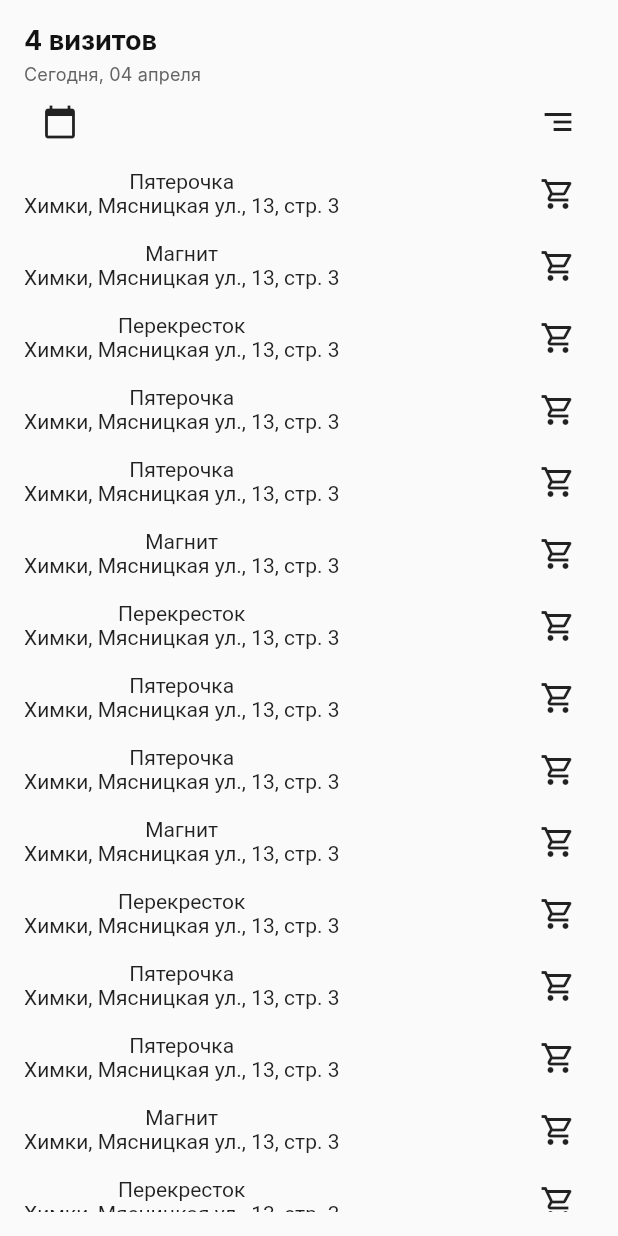
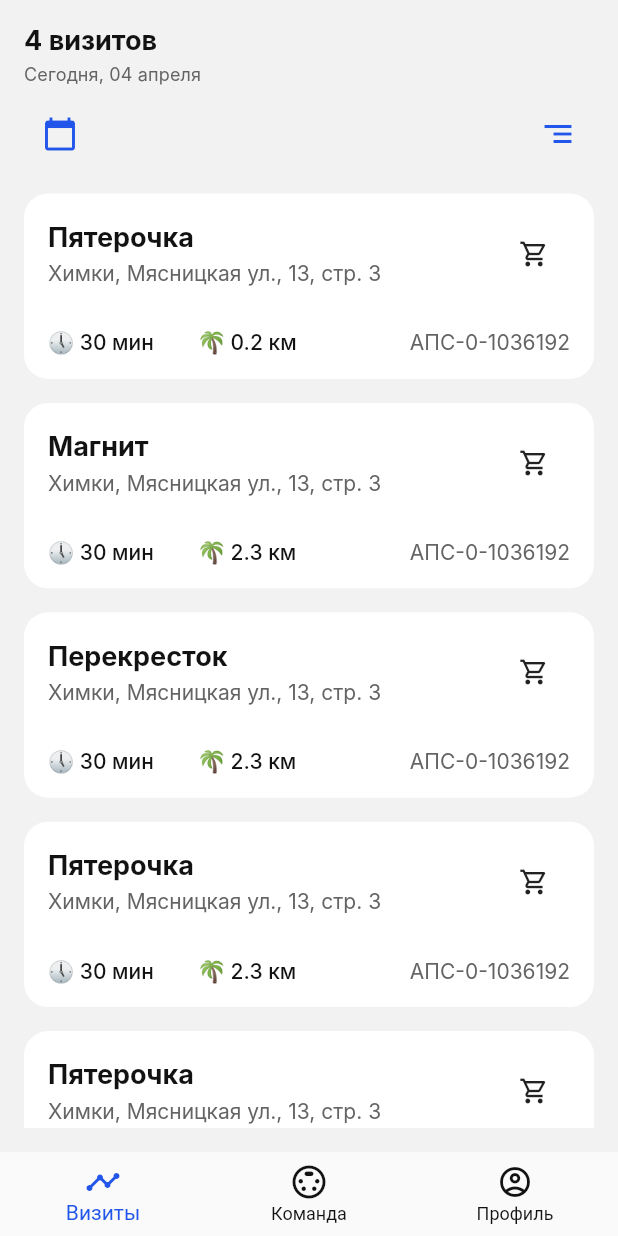
Before and after one commit to Sanjarbek17/test_app, a Flutter app: the screen it shows after launch, on a phone screen of 412 x 824 dp. Run offline on Flutter 3.47's test engine with Material 2 defaults, Android fonts, the phone set to English and light mode, and no system bars; our stand-ins replace flutter_toggle_tab; Roboto replaces fonts that are missing (Inter).

Commit message:
v1 version

```diff
--- a/lib/main.dart
+++ b/lib/main.dart
@@ -5,8 +5,7 @@ import './screens/main_screen.dart';
 import './providers/main_screen_provider.dart';
 
 void main() {
-  // use existing provider
-  runApp(MyApp());
+  runApp(const MyApp());
 }
 
 class MyApp extends StatelessWidget {
--- a/lib/providers/main_screen_provider.dart
+++ b/lib/providers/main_screen_provider.dart
@@ -56,3 +56,14 @@ class ProductProvider extends ChangeNotifier {
 
   // add more methods as needed
 }
+
+class BottomNavigationBarProvider with ChangeNotifier {
+  int _currentIndex = 0;
+
+  int get currentIndex => _currentIndex;
+
+  set currentIndex(int index) {
+    _currentIndex = index;
+    notifyListeners();
+  }
+}
--- a/lib/screens/main_screen.dart
+++ b/lib/screens/main_screen.dart
@@ -6,9 +6,11 @@ import 'package:intl/intl.dart';
 import 'package:intl/date_symbol_data_local.dart';
 
 import 'package:flutter_toggle_tab/flutter_toggle_tab.dart';
+import 'package:test_app/style/main_style.dart';
 
 import '../models/main_model.dart';
 import '../providers/main_screen_provider.dart';
+import '../style/constant.dart';
 
 class MainScreen extends StatefulWidget {
   const MainScreen({super.key});
@@ -32,6 +34,7 @@ class _MainScreenState extends State<MainScreen> {
             DateFormat("Сегодня, dd MMMM", "ru_RU").format(now);
 
         return MaterialApp(
+          theme: theme,
           debugShowCheckedModeBanner: false,
           home: Scaffold(
             body: SafeArea(
@@ -59,50 +62,126 @@ class _MainScreenState extends State<MainScreen> {
                       ],
                     ),
                     // navbar, switcher and icons
-                  Row(
+                    Padding(
+                      padding: const EdgeInsets.symmetric(vertical: 8.0),
+                      child: Row(
                         mainAxisAlignment: MainAxisAlignment.spaceBetween,
                         children: [
                           IconButton(
                             onPressed: () {},
-                        icon: const Icon(Icons.calendar_today),
+                            icon: Icon(Icons.calendar_today, color: dodgerBlue),
                           ),
                           IconButton(
                             onPressed: () {},
-                        icon: const Icon(Icons.segment),
+                            icon: Icon(Icons.segment, color: dodgerBlue),
                           )
                         ],
                       ),
-                  Expanded(child: ListView.builder(
+                    ),
+                    Expanded(
+                      child: ListView.builder(
                         itemBuilder: (context, index) {
                           return Container(
+                            decoration: BoxDecoration(
+                              borderRadius: BorderRadius.circular(16),
+                              color: Colors.white,
+                            ),
+                            padding: const EdgeInsets.all(16),
+                            margin: const EdgeInsets.symmetric(vertical: 8),
+                            height: MediaQuery.of(context).size.height * 0.15,
                             child: Column(
-                          children: [
-                            Row(
                               mainAxisAlignment: MainAxisAlignment.spaceBetween,
                               children: [
+                                // product name and address
+                                Row(
+                                  mainAxisAlignment:
+                                      MainAxisAlignment.spaceBetween,
+                                  children: [
                                     Column(
+                                      crossAxisAlignment:
+                                          CrossAxisAlignment.start,
                                       children: [
                                         Text(
-                                        products[index % products.length].name),
-                                    Text(products[index % products.length]
-                                        .address),
+                                          products[index % products.length]
+                                              .name,
+                                          style: Theme.of(context)
+                                              .textTheme
+                                              .titleLarge,
+                                        ),
+                                        const SizedBox(height: 4),
+                                        Text(
+                                          products[index % products.length]
+                                              .address,
+                                          style: Theme.of(context)
+                                              .textTheme
+                                              .bodySmall,
+                                        ),
                                       ],
                                     ),
+                                    // store type icons
                                     IconButton(
                                       onPressed: () {},
                                       icon: const Icon(
-                                        Icons.shopping_cart_outlined))
+                                          Icons.shopping_cart_outlined),
+                                      iconSize: 20.0,
+                                    )
+                                  ],
+                                ),
+                                // product time and distance
+                                Row(
+                                  mainAxisAlignment:
+                                      MainAxisAlignment.spaceBetween,
+                                  children: [
+                                    Row(children: [
+                                      Text(
+                                          '🕔 ${products[index % products.length].time.toString()} мин',
+                                          style: Theme.of(context)
+                                              .textTheme
+                                              .titleMedium),
+                                      const SizedBox(width: 30),
+                                      Text(
+                                        '🌴 ${products[index % products.length].distance.toString()} км',
+                                        style: Theme.of(context)
+                                            .textTheme
+                                            .titleMedium,
+                                      ),
+                                    ]),
+                                    Text(products[index % products.length].code,
+                                        style: Theme.of(context)
+                                            .textTheme
+                                            .bodySmall)
                                   ],
                                 )
                               ],
                             ),
                           );
                         },
-                  ))
+                      ),
+                    ),
                   ],
                 ),
               ),
-          )),
+            ),
+            bottomNavigationBar: BottomNavigationBar(
+              elevation: 0.0,
+              unselectedItemColor: black,
+              selectedItemColor: dodgerBlue,
+              items: const <BottomNavigationBarItem>[
+                BottomNavigationBarItem(
+                    icon: Icon(
+                      Icons.timeline_outlined,
+                    ),
+                    label: 'Визиты'),
+                BottomNavigationBarItem(
+                    icon: Icon(Icons.settings_input_svideo), label: 'Команда'),
+                BottomNavigationBarItem(
+                    icon: Icon(Icons.account_circle_outlined),
+                    label: 'Профиль'),
+              ],
+              currentIndex: 0,
+              onTap: (index) {},
+            ),
+          ),
         );
       },
     );
--- a/lib/style/constant.dart
+++ b/lib/style/constant.dart
@@ -24,6 +24,8 @@ Color lavender = const Color.fromARGB(255, 220, 116, 236);
 Color mossGreen = const Color.fromARGB(255, 180, 220, 172);
 // work type icon border color
 Color deYork = const Color.fromARGB(255, 124, 188, 116);
+// button color
+Color dodgerBlue = const Color.fromARGB(255, 34, 85, 234);
 
 // switcher code
 // final List<FlutterToggleTab> toggleTabs = [
--- a/lib/style/main_style.dart
+++ b/lib/style/main_style.dart
@@ -3,8 +3,9 @@ import 'package:flutter/material.dart';
 import 'constant.dart';
 
 ThemeData theme = ThemeData(
+  scaffoldBackgroundColor: concrete,
   colorScheme: ColorScheme.light(
-    primary: shark,
+    primary: osloGray,
     secondary: bilobaFlower,
     onSecondary: Colors.white,
   ),
@@ -17,9 +18,9 @@ ThemeData theme = ThemeData(
     ),
     titleMedium: TextStyle(
       fontFamily: 'Inter',
-      fontWeight: FontWeight.w400,
+      fontWeight: FontWeight.w500,
       fontSize: 14,
-      color: silverSand,
+      color: black,
     ),
     titleSmall: TextStyle(
       fontFamily: 'Inter',
@@ -27,5 +28,11 @@ ThemeData theme = ThemeData(
       fontSize: 12,
       color: grey,
     ),
+    bodySmall: TextStyle(
+      fontFamily: 'Inter',
+      fontWeight: FontWeight.w400,
+      fontSize: 14,
+      color: grey,
+    ),
   ),
 );
```
Lines whose indentation alone changed are shown as unchanged.
